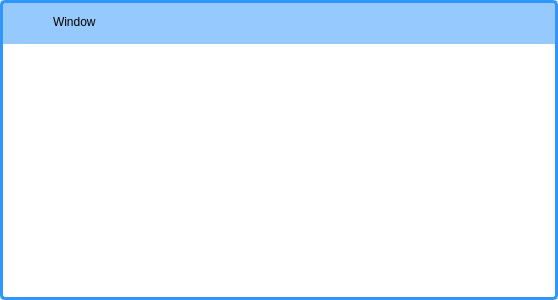
The window that windowframe.ui (leyley/QtCustomTitleBar) describes before a commit, drawn with Qt 5.
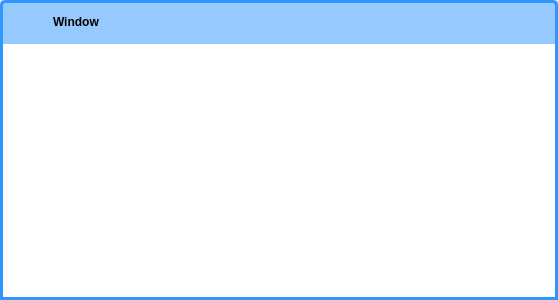
The same window after the commit. Icons and pictures are not drawn.

Commit message: Min/Max/Close enable methods, Tool button methods, slight UI adjustions

Patch:
```diff
--- a/windowframe.ui
+++ b/windowframe.ui
@@ -14,7 +14,10 @@
    <string/>
   </property>
   <property name="styleSheet">
-   <string notr="true">#header {
+   <string notr="true">* {
+font-family: Arial;
+}
+#header {
 background:#96cafe;
 border: 3px solid #2f96fe;
 border-bottom: none;
@@ -25,8 +28,6 @@
 background: white;
 border: 3px solid #2f96fe;
 border-top: none;
-border-bottom-left-radius: 5px;
-border-bottom-right-radius: 5px;
 }</string>
   </property>
   <layout class="QVBoxLayout" name="verticalLayout">
@@ -120,6 +121,9 @@
          </item>
          <item>
           <widget class="QLabel" name="displayName">
+           <property name="styleSheet">
+            <string notr="true">font-weight: bold;</string>
+           </property>
            <property name="text">
             <string>Window</string>
            </property>
@@ -317,16 +321,16 @@
        <number>0</number>
       </property>
       <property name="leftMargin">
-       <number>0</number>
+       <number>3</number>
       </property>
       <property name="topMargin">
-       <number>0</number>
+       <number>3</number>
       </property>
       <property name="rightMargin">
-       <number>0</number>
+       <number>3</number>
       </property>
       <property name="bottomMargin">
-       <number>0</number>
+       <number>3</number>
       </property>
      </layout>
     </widget>
```
Left out of the diff: 21 changed lines with no effect on the pictures. The commit also changes 2 other files.
